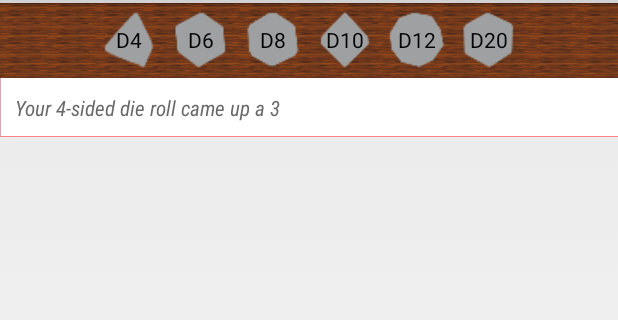
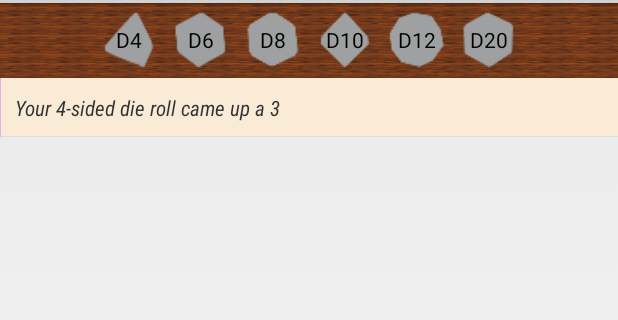
Before and after one commit to smusings/GameTable, an Android app: the DieRollFragment screen opened directly, with no data from a screen before it, after a tap on "D4", on a phone screen of 412 x 824 dp, the part 69-389 px from its top. Run offline under Robolectric (Android 15) with nearby library versions, the phone set to English and light mode, and no system bars.

Commit message:
format changes

```diff
--- a/src/main/java/com/smusings/rollofthedie/DieRoll.java
+++ b/src/main/java/com/smusings/rollofthedie/DieRoll.java
@@ -45,8 +45,6 @@ public class DieRoll extends FragmentActivity
 
         //Bind the Array Adapter to the list view
         rollListFragment.setListAdapter(aa);
-
-
     }
 
     @Override
--- a/src/main/java/com/smusings/rollofthedie/DieRollFragment.java
+++ b/src/main/java/com/smusings/rollofthedie/DieRollFragment.java
@@ -42,6 +42,9 @@ public class DieRollFragment extends Fragment {
 		return view;
 	}
 
+    public int rollResult(int roll) {
+        return (int) (Math.random() * ((roll - 1) + 1) + 1);
+    }
     View.OnClickListener dieRollClickListener = new View.OnClickListener() {
         @Override
         public void onClick(View v) {
@@ -68,9 +71,6 @@ public class DieRollFragment extends Fragment {
         }
     };
 
-    public int rollResult(int roll){
-        return (int)(Math.random() * ((roll - 1) +1)+ 1);
-    }
     //the listener that sends it along
     //the listener locks for a new String message to send to an activity
 	public interface OnNewRollListener{
--- a/src/main/java/com/smusings/rollofthedie/RollListItemView.java
+++ b/src/main/java/com/smusings/rollofthedie/RollListItemView.java
@@ -35,11 +35,10 @@ public class RollListItemView extends TextView{
 		Resources myResources = getResources();
 
 		marginPaint = new Paint(Paint.ANTI_ALIAS_FLAG);
-		marginPaint.setColor(myResources.getColor(R.color.LightBlue));
+		marginPaint.setColor(myResources.getColor(R.color.Violet));
 		linePaint = new Paint(Paint.ANTI_ALIAS_FLAG);
-		linePaint.setColor(myResources.getColor(R.color.Red));
-
-		paperColor = myResources.getColor(R.color.White);
+		linePaint.setColor(myResources.getColor(R.color.LightBlue));
+		paperColor = myResources.getColor(R.color.AntiqueWhite);
 	}
 
 	@Override
--- a/src/main/res/layout/roll_list_item.xml
+++ b/src/main/res/layout/roll_list_item.xml
@@ -6,7 +6,6 @@
     android:padding="10dp"
     android:scrollbars="vertical"
     android:fadingEdge="vertical"
-    android:textColor="@color/DimGray"
     android:fontFamily="sans-serif-condensed"
     android:textStyle="italic"
     />
```
